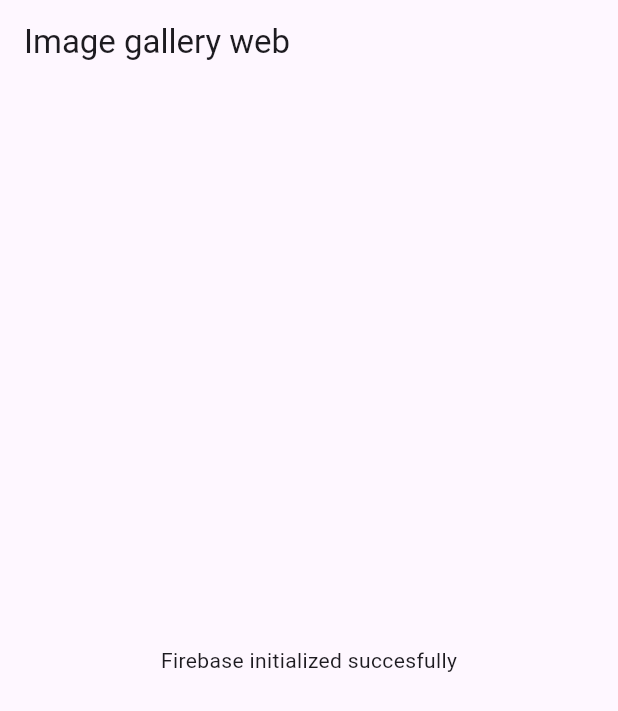
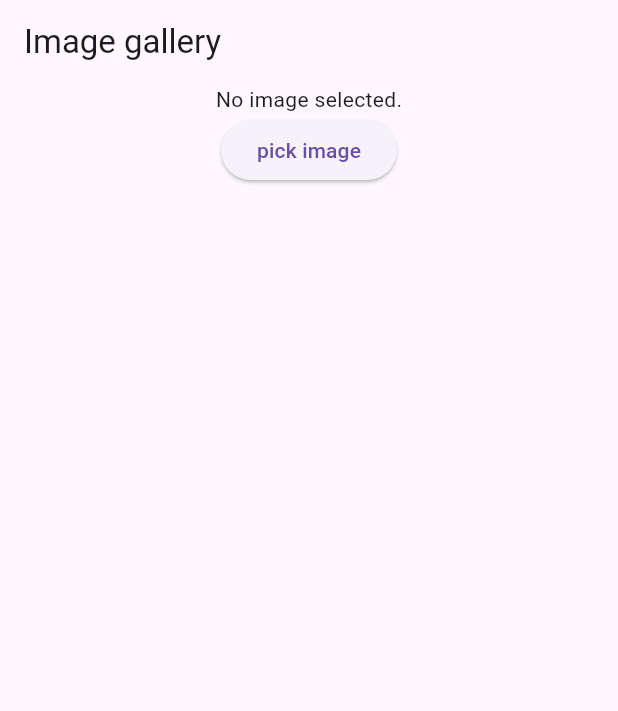
Before and after one commit to FelipeQueFez/flutter-web, a Flutter app: the screen it shows after launch, on a phone screen of 412 x 824 dp. Shown: the top 711 px of the screen. Run offline on Flutter 3.47's test engine with Material 3 defaults, Android fonts, the phone set to English and light mode, and no system bars; our stand-ins replace firebase_core; missing offline and left inert: image_picker_for_web, image_picker_platform_interface; accounts and stored records are empty.

Commit message:
chore:3.2

```diff
--- /dev/null
+++ b/lib/image_gallery.dart
@@ -0,0 +1,49 @@
+import 'dart:typed_data';
+
+import 'package:flutter/material.dart';
+import 'package:image_picker_for_web/image_picker_for_web.dart';
+import 'package:image_picker_platform_interface/image_picker_platform_interface.dart';
+
+class ImageGallery extends StatefulWidget {
+  const ImageGallery({super.key});
+
+  @override
+  State<ImageGallery> createState() => _ImageGalleryState();
+}
+
+class _ImageGalleryState extends State<ImageGallery> {
+  Uint8List? _image;
+
+  Future<void> _pickeImage() async {
+    final ImagePickerPlugin _picker = ImagePickerPlugin();
+    final picketFile =
+        await _picker.getImageFromSource(source: ImageSource.gallery);
+    if (picketFile != null) {
+      final bytes = await picketFile.readAsBytes();
+
+      setState(() {
+        _image = bytes;
+      });
+    }
+  }
+
+  @override
+  Widget build(BuildContext context) {
+    return Scaffold(
+      appBar: AppBar(
+        title: Text('Image gallery'),
+      ),
+      body: Center(
+        child: Column(
+          children: [
+            _image != null ? Image.memory(_image!) : Text('No image selected.'),
+            ElevatedButton(
+              onPressed: _pickeImage,
+              child: Text('pick image'),
+            ),
+          ],
+        ),
+      ),
+    );
+  }
+}
--- a/lib/main.dart
+++ b/lib/main.dart
@@ -1,5 +1,7 @@
 import 'package:firebase_core/firebase_core.dart';
 import 'package:flutter/material.dart';
+
+import 'image_gallery.dart';
 
 void main() async {
   WidgetsFlutterBinding.ensureInitialized();
@@ -20,15 +22,7 @@ class MyApp extends StatelessWidget {
   Widget build(BuildContext context) {
     return MaterialApp(
       title: 'Image gallery app',
-      theme: ThemeData(primarySwatch: Colors.blue),
-      home: Scaffold(
-        appBar: AppBar(
-          title: Text('Image gallery web'),
-        ),
-        body: Center(
-          child: Text('Firebase initialized succesfully'),
-        ),
-      ),
+      home: ImageGallery(),
     );
   }
 }
--- a/pubspec.yaml
+++ b/pubspec.yaml
@@ -37,6 +37,8 @@ dependencies:
   cupertino_icons: ^1.0.8
   firebase_core: ^3.6.0
   firebase_storage: ^12.3.4
+  image_picker_for_web: ^3.0.6
+  image_picker_platform_interface: ^2.10.0
 
 dev_dependencies:
   flutter_test:
```
Also changed, not shown: pubspec.lock.
